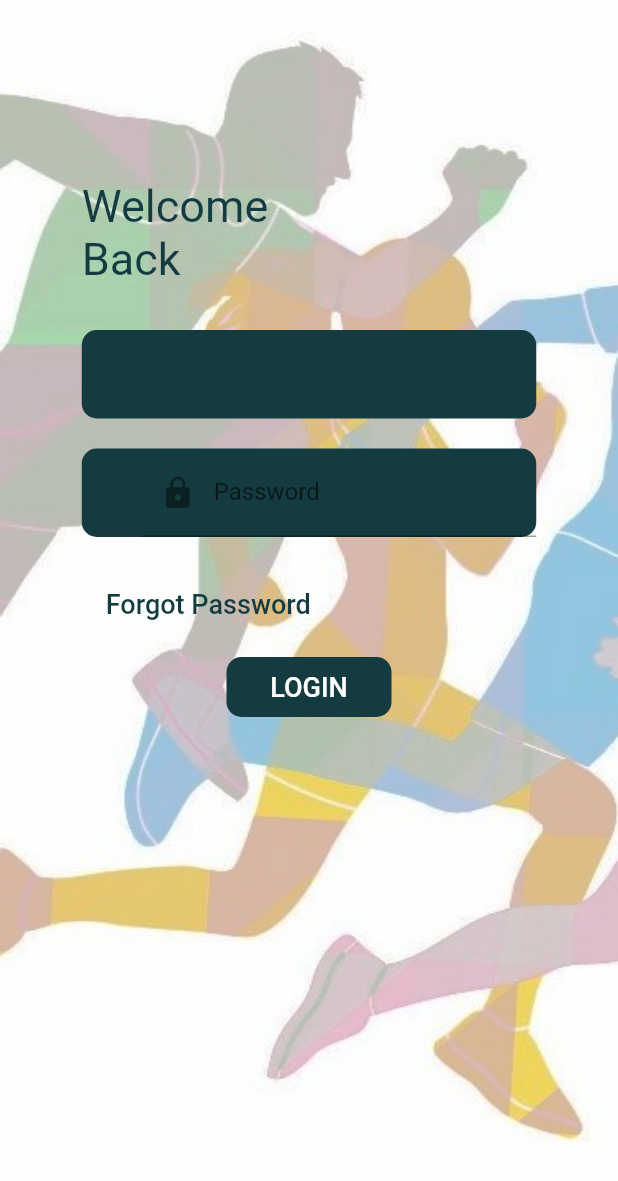
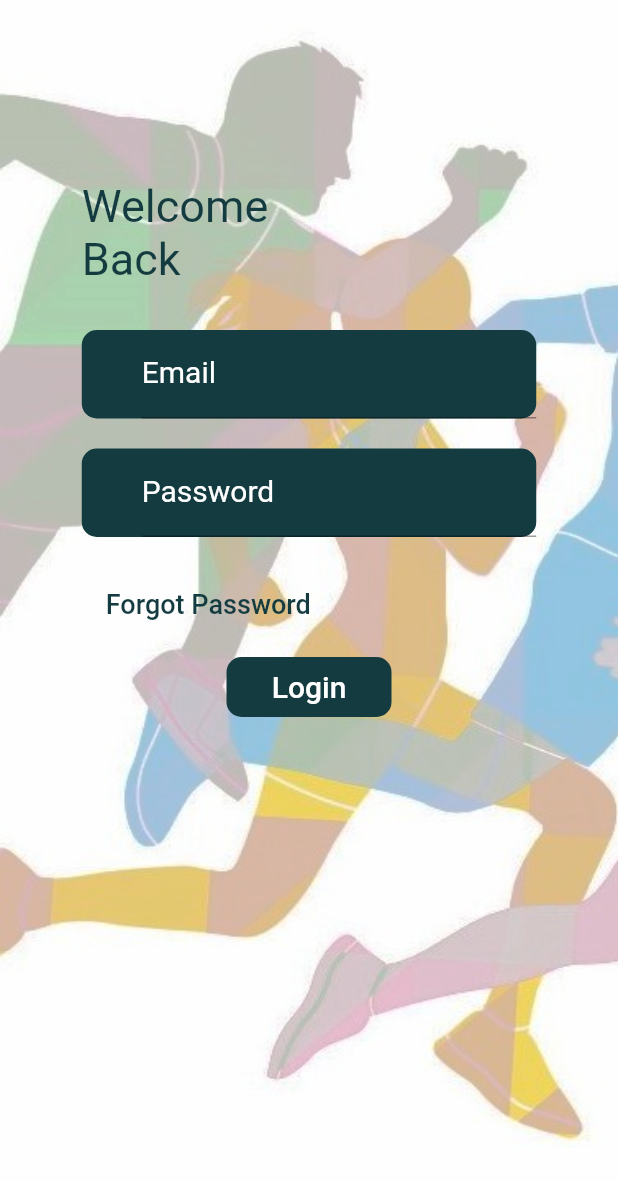
Before and after one commit to Aficionado45/athletics_app, a Flutter app: the screen it shows after launch, on a phone screen of 412 x 824 dp. Shown: the top 1181 px of the screen. Run offline on Flutter 3.47's test engine with Material 2 defaults, Android fonts, the phone set to English and light mode, and no system bars; our stand-ins replace firebase_auth, firebase_core; accounts and stored records are empty.

Commit message:
UI commit

```diff
--- /dev/null
+++ b/lib/authentication_service.dart
@@ -0,0 +1,21 @@
+
+
+import 'package:firebase_auth/firebase_auth.dart';
+
+
+class AuthenticationService{
+  final FirebaseAuth _firebaseAuth;
+  AuthenticationService(this._firebaseAuth);
+  Stream<User> get authStateChanges => _firebaseAuth.authStateChanges();
+
+  Future<String>signIn({String email,String password})async{
+    try{
+      await _firebaseAuth.signInWithEmailAndPassword(email: email, password: password);
+
+    }
+    on FirebaseAuthException catch (e){
+      return e.message;
+    }
+  }
+
+}
--- a/lib/main.dart
+++ b/lib/main.dart
@@ -1,6 +1,10 @@
+import 'package:athletics_app/authentication_service.dart';
 import 'package:athletics_app/screens/Alumni.dart';
 import 'package:athletics_app/screens/members.dart';
+import 'package:firebase_auth/firebase_auth.dart';
+import 'package:firebase_core/firebase_core.dart';
 import 'package:flutter/material.dart';
+import 'package:provider/provider.dart';
 import 'screens/records.dart';
 import 'screens/welcome.dart';
 import 'screens/loginscreeen.dart';
@@ -11,11 +15,15 @@ import 'screens/achievements.dart';
 import 'screens/homescreen.dart';
 import 'screens/members.dart';
 import 'screens/Alumni.dart';
-void main() {
+
+Future<void> main() async {
+  WidgetsFlutterBinding.ensureInitialized();
+  await Firebase.initializeApp();
   runApp(MyApp());
 }
 
 class MyApp extends StatefulWidget {
+  final Future<FirebaseApp> _initialization = Firebase.initializeApp();
   @override
   _MyAppState createState() => _MyAppState();
 }
@@ -23,10 +31,18 @@ class MyApp extends StatefulWidget {
 class _MyAppState extends State<MyApp> {
   @override
   Widget build(BuildContext context) {
-    return MaterialApp(
+    return MultiProvider(providers: [
+      Provider<AuthenticationService>(
+        create: (_) => AuthenticationService(FirebaseAuth.instance),
+      ),
+      StreamProvider(
+        create: (context) =>context.read<AuthenticationService>().authStateChanges,
+      ),
+    ],
+    child:MaterialApp(
+      home: AuthenticationWrapper(),
       initialRoute: 'welcome',
-      routes: {
-        //Add all the page navigation references here to navigate across screens.
+      routes:{
     'user':(context) => MemberInfo(),
     'gallery':(context) => gallery(),
     'login':(context) => login(),
@@ -40,6 +56,19 @@ class _MyAppState extends State<MyApp> {
 
 
     },
+    ),
     );
   }
 }
+
+class AuthenticationWrapper extends StatelessWidget {
+  @override
+  Widget build(BuildContext context) {
+    final firebaseUser=context.watch<User>();
+    if(firebaseUser!=null){
+      return HomeScreen();
+    }
+    return login();
+
+  }
+}
--- a/lib/screens/homescreen.dart
+++ b/lib/screens/homescreen.dart
@@ -1,5 +1,7 @@
+import 'package:firebase_auth/firebase_auth.dart';
 import 'package:flutter/material.dart';
 import 'package:flutter/cupertino.dart';
+
 
 class HomeScreen extends StatefulWidget {
   const HomeScreen({Key key}) : super(key: key);
--- a/lib/screens/loginscreeen.dart
+++ b/lib/screens/loginscreeen.dart
@@ -1,7 +1,9 @@
 import 'dart:async';
+import 'package:athletics_app/authentication_service.dart';
 import 'package:flutter/cupertino.dart';
 import 'package:flutter/material.dart';
 import 'package:firebase_auth/firebase_auth.dart';
+import 'package:provider/provider.dart';
 
 
 
@@ -11,30 +13,12 @@ class login extends StatefulWidget {
 }
 
 class _loginState extends State<login> {
-  final FirebaseAuth _auth=FirebaseAuth.instance;
-  final GlobalKey<FormState> _formKey= GlobalKey<FormState>();
-
-  String _email, _password;
-
-  checkAuthentication() async{
-    _auth.onAuthStateChanged.listen((user) {
-      if(user!=null){
-        Navigator.pushNamed(context, 'homescreen');
-      }
-    });
-  }
-  @override
-  void initState()
-  {
-    super.initState();
-    this.checkAuthentication();
-  }
-
+  final TextEditingController emailcontroller= TextEditingController();
+  final TextEditingController passwordcontroller= TextEditingController();
   @override
   Widget build(BuildContext context) {
     return Scaffold(
       body:Container(
-
         constraints: BoxConstraints.expand(),
         decoration: BoxDecoration(
           image: DecorationImage(
@@ -42,8 +26,13 @@ class _loginState extends State<login> {
             fit: BoxFit.fill,
           ),
         ),
+
+          child: SingleChildScrollView(
             child: Column(
               children: [
+
+
+
 
                 SizedBox(
                   height: 120,
@@ -90,21 +79,19 @@ class _loginState extends State<login> {
                   alignment: FractionalOffset.centerLeft,
                   width: 303,
                   height: 59,
+                  padding: EdgeInsets.fromLTRB(40, 0, 0, 0),
+                  child:TextField(
+                    controller: emailcontroller,
+                    style: TextStyle(
+                      color: Colors.white,
+                    ),
+                    decoration: InputDecoration(
 
-              padding: EdgeInsets.fromLTRB(40, 0, 0, 0),
-              child: Form(
-                key: _formKey,
-                child: TextFormField(
-                  validator: (value){
-                    if(value.isEmpty)
-                      {return 'Enter Email';}
-                    return null;
-                    },
-                decoration: InputDecoration(
-                  labelText: 'Email-ID',
-                  prefixIcon: Icon(Icons.email),
+                      labelStyle: TextStyle(
+                        color: Colors.white,
+                        fontSize: 20
                       ),
-                  onSaved: (value) => _email = value
+                      labelText: "Email",
 
                     ),
                   ),
@@ -120,23 +107,20 @@ class _loginState extends State<login> {
                  alignment: FractionalOffset.centerLeft,
                  width: 303,
                  height: 59,
-
                  padding: EdgeInsets.fromLTRB(40, 0, 0, 0),
-              child: Form(
-                key: _formKey,
-                child: TextFormField(
-                    validator: (value){
-                      if(value.isEmpty)
-                      {return 'Enter Email';}
-                      return null;
-                    },
+                 child: TextField(
+                   obscureText: true,
+                   style: TextStyle(
+                     color: Colors.white,
+                   ),
+                   controller: passwordcontroller,
                    decoration: InputDecoration(
-                      labelText: 'Password',
-                      prefixIcon: Icon(Icons.lock),
-
+                     fillColor: Colors.white,
+                     labelStyle: TextStyle(
+                         color: Colors.white,
+                         fontSize: 20
                      ),
-                    obscureText: true,
-                    onSaved: (value) => _password = value
+                     labelText: "Password",
 
                    ),
                  ),
@@ -171,34 +155,26 @@ class _loginState extends State<login> {
                   alignment: FractionalOffset.center,
                   width: 110,
                   height: 40,
-
-
-              // ignore: deprecated_member_use
                   child: FlatButton(
                     onPressed: (){
-                   Navigator.pushNamed(context, 'homescreen');
+                      context.read<AuthenticationService>().signIn(
+                        email: emailcontroller.text.trim(),
+                        password: passwordcontroller.text.trim(),
+                      );
                     },
-                child:Text(
-                  'LOGIN',
+                    child: Text("Login",
                       style: TextStyle(
                         color: Colors.white,
-                    fontSize: 18,
+                        fontSize: 20,
+                    ),
                   ),
 
                 ),
                 ),
-
-            ),
-
               ],
             ),
           ),
-
-
-
-
-
-
+        ),
       );
   }
 }
--- a/lib/screens/welcome.dart
+++ b/lib/screens/welcome.dart
@@ -10,11 +10,13 @@ class WelcomeScreen extends StatefulWidget {
 class _WelcomeScreenState extends State<WelcomeScreen> {
   @override
   void initState() {
-    super.initState();
-    new Future.delayed(const Duration(seconds: 3), () {
-      Navigator.pushNamed(context, 'login');
-    });
+  super.initState();
+  new Future.delayed(const Duration(seconds: 3), () {
+  Navigator.pushNamed(context, 'login');
+  });
   }
+
+  @override
   @override
   Widget build(BuildContext context) {
     return MaterialApp(
--- a/pubspec.yaml
+++ b/pubspec.yaml
@@ -28,8 +28,10 @@ dependencies:
   # The following adds the Cupertino Icons font to your application.
   # Use with the CupertinoIcons class for iOS style icons.
   cupertino_icons: ^1.0.2
-  firebase_auth: ^0.16.1
-  cloud_firestore: ^0.13.5
+  #Firebase
+  firebase_auth: ^0.18.0+1
+  firebase_core: ^0.5.0
+  provider: ^4.3.2+1
 
 dev_dependencies:
   flutter_test:
```
Also changed, not shown: pubspec.lock, 1 other file. Lines whose indentation alone changed are shown as unchanged.
